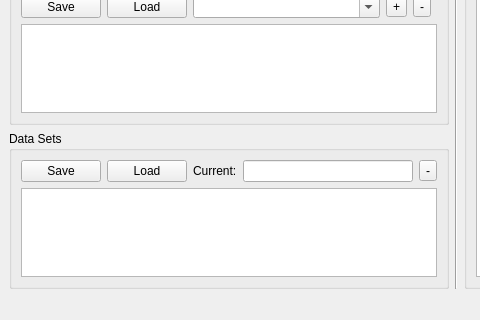
Old version of the form window.ui in the repository radarsat1/cvpca; both pictures show x 0 to 480 and y 312 to 632 of the 912 by 632 pixel window.
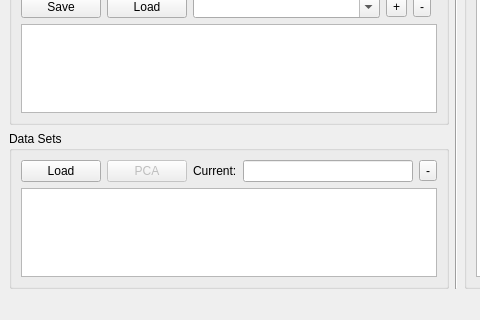
New version of the form.

Commit message: Save recorded datasets and load them as accel_buffer_t.

Diff of the .ui file:
```diff
--- a/window.ui
+++ b/window.ui
@@ -257,14 +257,17 @@
            <item>
             <widget class="QPushButton" name="saveDatasetsButton">
              <property name="text">
-              <string>Save</string>
+              <string>Load</string>
              </property>
             </widget>
            </item>
            <item>
             <widget class="QPushButton" name="loadDatasetsButton">
              <property name="text">
-              <string>Load</string>
+              <string>PCA</string>
+             </property>
+             <property name="enabled">
+              <bool>false</bool>
              </property>
             </widget>
            </item>
```
Left out of the diff: 4 changed lines with no effect on the pictures. The commit also changes 4 other files.
